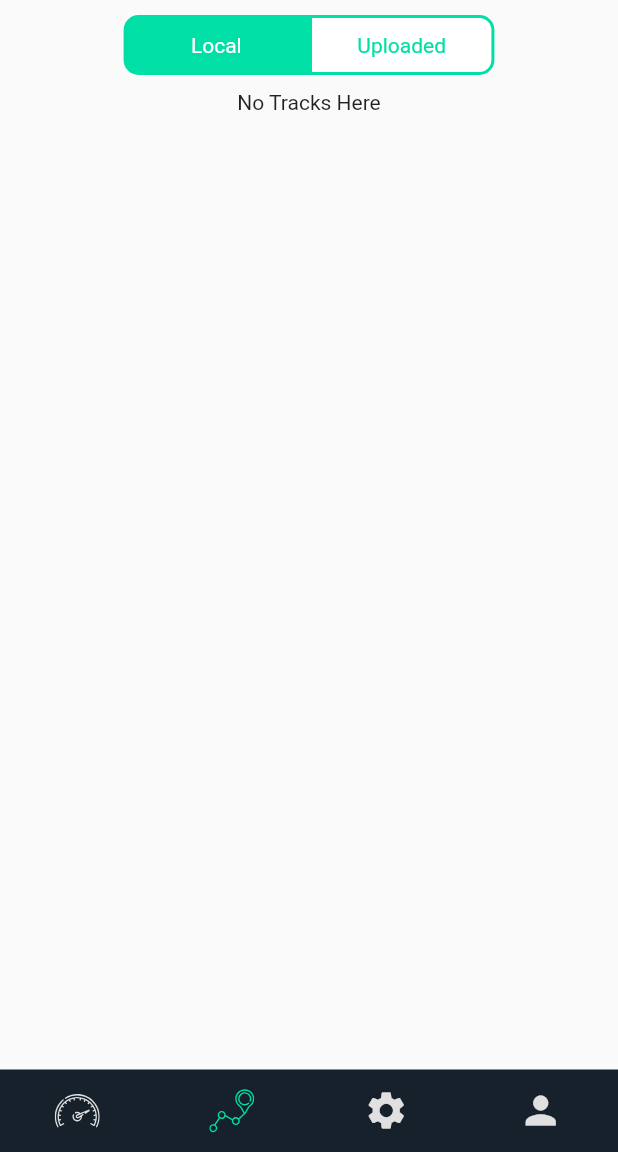
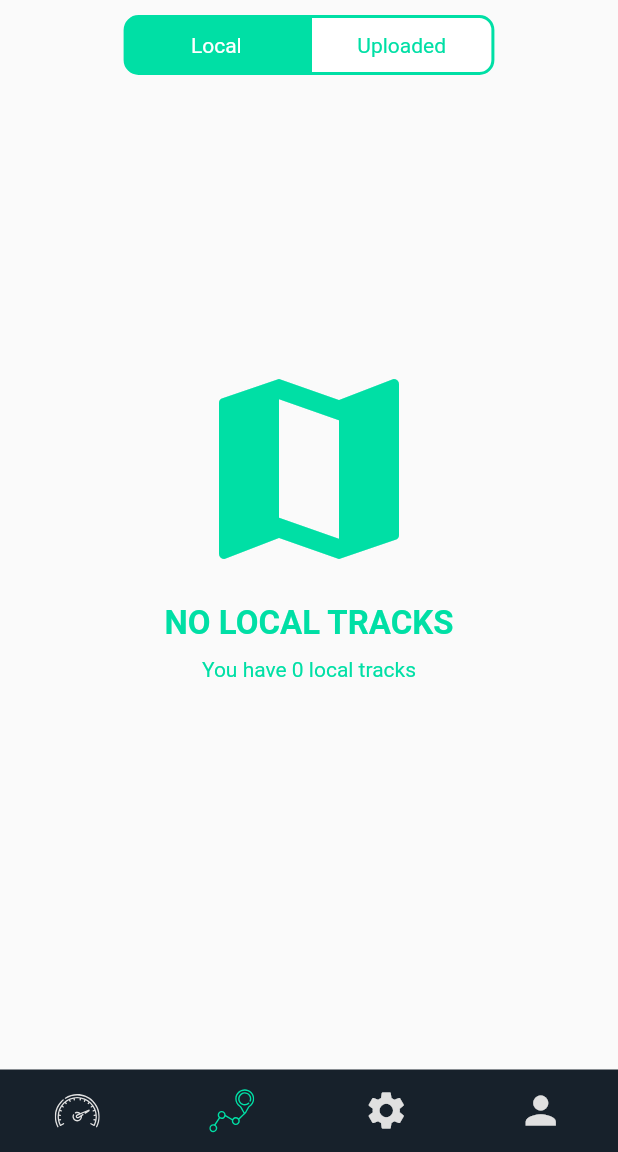
Before and after one commit to enviroCar/enviroCar-Cross-Platform-App, a Flutter app: the screen it shows after launch, item 2 of the bottom bar chosen, on a phone screen of 412 x 824 dp, the part 84-1236 px from its top. Run offline on Flutter 3.47's test engine with Material 2 defaults, Android fonts, the phone set to English and light mode, and no system bars; our stand-ins replace awesome_notifications, device_preview, flutter_map, flutter_secure_storage, flutter_svg, geolocator and 7 more; missing offline and left inert: flutter_polyline_points, flutter_reactive_ble, system_shortcuts; accounts and stored records are empty.

Commit message:
add widget for no tracks and icon style fixes on track screen

```diff
--- a/lib/main.dart
+++ b/lib/main.dart
@@ -130,7 +130,7 @@ class MyApp extends StatelessWidget {
           }
         },
 
-        // Helps in navigating to different screens via route name https://leetcode.com/problems/binary-tree-upside-down/
+        // Helps in navigating to different screens via route name
         routes: {
           LoginScreen.routeName: (context) => LoginScreen(),
           RegisterScreen.routeName: (context) => RegisterScreen(),
--- a/lib/widgets/tracksScrrenWidgets/localTracksList.dart
+++ b/lib/widgets/tracksScrrenWidgets/localTracksList.dart
@@ -1,10 +1,16 @@
 import 'package:flutter/material.dart';
+
+import 'noTracksWidget.dart';
 
 class LocalTracksList extends StatelessWidget {
   @override
   Widget build(BuildContext context) {
     return const Center(
-      child: Text('No Tracks Here'),
+      child: NoTracksWidget(
+        title: 'no local tracks',
+        subTitle: 'You have 0 local tracks',
+        iconData: Icons.map
+      ),
     );
   }
 }
--- /dev/null
+++ b/lib/widgets/tracksScrrenWidgets/noTracksWidget.dart
@@ -0,0 +1,56 @@
+import 'package:flutter/material.dart';
+
+import '../../globals.dart';
+import '../../constants.dart';
+
+class NoTracksWidget extends StatelessWidget {
+  final String title;
+  final String subTitle;
+  final IconData iconData;
+
+
+  const NoTracksWidget({
+    @required this.title,
+    @required this.subTitle,
+    @required this.iconData
+  });
+
+  @override
+  Widget build(BuildContext context) {
+    return SizedBox(
+      height: deviceHeight * 0.7,
+      width: deviceWidth,
+      child: Column(
+        mainAxisAlignment: MainAxisAlignment.center,
+        children: [
+          Icon(
+            iconData,
+            size: 160,
+            color: kSpringColor,
+          ),
+          Container(
+            margin: const EdgeInsets.only(top: 10),
+            child: Text(
+              title.toUpperCase(),
+              style: const TextStyle(
+                  color: kSpringColor,
+                  fontWeight: FontWeight.w600,
+                  fontSize: 22
+              ),
+            ),
+          ),
+          Container(
+            margin: const EdgeInsets.symmetric(vertical: 10, horizontal: 40),
+            child: Text(
+              subTitle,
+              style: const TextStyle(
+                  color: kSpringColor,
+                  fontSize: 14
+              ),
+            ),
+          ),
+        ],
+      ),
+    );
+  }
+}
--- a/lib/widgets/tracksScrrenWidgets/uploadedTracksList.dart
+++ b/lib/widgets/tracksScrrenWidgets/uploadedTracksList.dart
@@ -2,6 +2,7 @@ import 'package:flutter/material.dart';
 
 import 'package:provider/provider.dart';
 
+import 'noTracksWidget.dart';
 import '../../models/track.dart';
 import '../../providers/authProvider.dart';
 import '../../providers/tracksProvider.dart';
@@ -37,7 +38,11 @@ class _UploadedTracksListState extends State<UploadedTracksList> {
               final List<Track> tracksList = tracksProvider.getTracks();
               if (tracksList.isEmpty) {
                 return const Center(
-                  child: Text('No Tracks'),
+                  child: NoTracksWidget(
+                    title: 'no uploaded tracks',
+                    subTitle: 'You have 0 uploaded tracks',
+                    iconData: Icons.location_history_rounded
+                  ),
                 );
               }
 
```
Also changed, not shown: lib/screens/gpsTrackingScreen.dart (+11 -2 lines), lib/widgets/gpsTrackingWidgets/statusIndicatorWidget.dart (+5 -7 lines).
